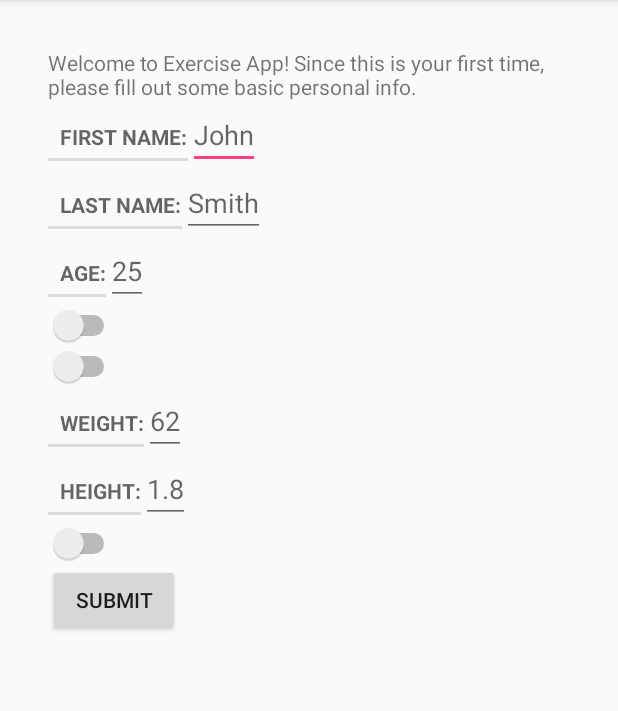
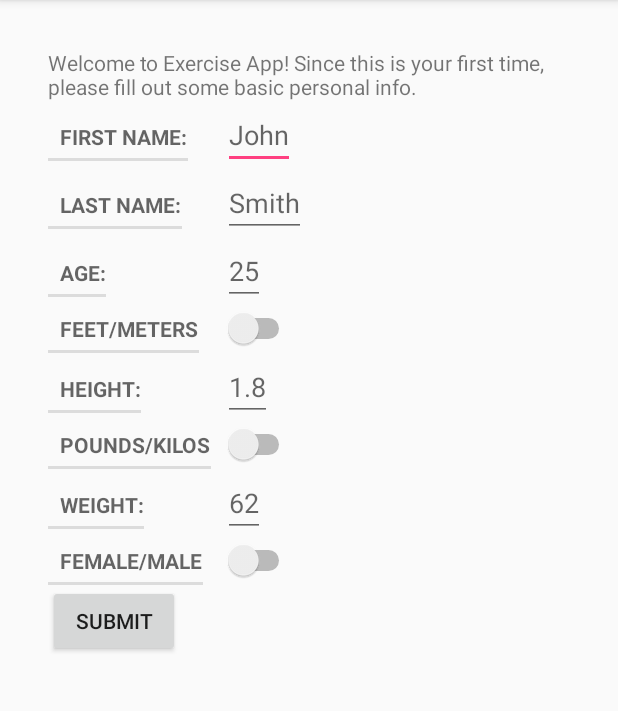
Before and after one commit to andersonda/group7project, an Android app: the screen it shows after launch (RegistrationActivity), on a phone screen of 412 x 824 dp, the part 84-795 px from its top. Run offline under Robolectric (Android 15) with nearby library versions, the phone set to English and light mode, and no system bars.

Commit message:
cleaned up registration form with GridLayout

```diff
--- a/app/src/main/res/layout/fragment_register.xml
+++ b/app/src/main/res/layout/fragment_register.xml
@@ -9,120 +9,133 @@
         android:layout_width="match_parent"
         android:layout_height="wrap_content"
         android:text="@string/register_welcome"/>
-    <LinearLayout
-        android:layout_width="wrap_content"
-        android:layout_height="wrap_content"
-        android:orientation="horizontal">
+    <GridLayout
+        android:layout_width="match_parent"
+        android:layout_height="wrap_content">
+        <TextView
+            style="?android:listSeparatorTextViewStyle"
+            android:layout_width="wrap_content"
+            android:layout_height="wrap_content"
+            android:text="@string/register_fname"
+            android:layout_row="0"
+            android:layout_column="0"/>
+        <EditText
+            android:id="@+id/register_fname"
+            android:layout_width="wrap_content"
+            android:layout_height="wrap_content"
+            android:hint="@string/fname_hint"
+            android:layout_row="0"
+            android:layout_column="1"
+            android:layout_marginStart="8dp"/>
 
         <TextView
             style="?android:listSeparatorTextViewStyle"
             android:layout_width="wrap_content"
             android:layout_height="wrap_content"
-            android:text="@string/register_fname"/>
+            android:text="@string/register_lname"
+            android:layout_row="1"
+            android:layout_column="0"/>
         <EditText
-            android:id="@+id/register_fname"
+            android:id="@+id/register_lname"
             android:layout_width="wrap_content"
             android:layout_height="wrap_content"
-            android:hint="@string/fname_hint"/>
-    </LinearLayout>
-
-    <LinearLayout
-        android:layout_width="wrap_content"
-        android:layout_height="wrap_content"
-        android:orientation="horizontal">
-
+            android:hint="@string/lname_hint"
+            android:layout_row="1"
+            android:layout_column="1"
+            android:layout_marginStart="8dp"/>
         <TextView
             style="?android:listSeparatorTextViewStyle"
             android:layout_width="wrap_content"
             android:layout_height="wrap_content"
-            android:text="@string/register_lname"/>
+            android:text="@string/register_age"
+            android:layout_row="2"
+            android:layout_column="0"/>
         <EditText
-            android:id="@+id/register_lname"
+            android:id="@+id/register_age"
             android:layout_width="wrap_content"
             android:layout_height="wrap_content"
-            android:hint="@string/lname_hint"/>
-    </LinearLayout>
-
-    <LinearLayout
-        android:layout_width="wrap_content"
-        android:layout_height="wrap_content"
-        android:orientation="horizontal">
-
+            android:hint="@string/age_hint"
+            android:layout_row="2"
+            android:layout_column="1"
+            android:layout_marginStart="8dp"/>
         <TextView
             style="?android:listSeparatorTextViewStyle"
             android:layout_width="wrap_content"
             android:layout_height="wrap_content"
-            android:text="@string/register_age"/>
-        <EditText
-            android:id="@+id/register_age"
-            android:layout_width="wrap_content"
-            android:layout_height="wrap_content"
-            android:hint="@string/age_hint"/>
-
-    </LinearLayout>
-
-    <LinearLayout
-        android:layout_width="wrap_content"
-        android:layout_height="wrap_content"
-        android:orientation="vertical">
-
+            android:text="@string/register_feet_meters"
+            android:layout_row="3"
+            android:layout_column="0"/>
         <Switch
             android:id="@+id/register_height_switch"
             android:layout_width="wrap_content"
-            android:layout_height="wrap_content" />
-
-        <Switch
-            android:id="@+id/register_weight_switch"
-            android:layout_width="wrap_content"
-            android:layout_height="wrap_content" />
-    </LinearLayout>
-
-    <LinearLayout
-        android:layout_width="wrap_content"
-        android:layout_height="wrap_content">
-
+            android:layout_height="wrap_content"
+            android:layout_row="3"
+            android:layout_column="1"
+            android:layout_marginStart="8dp"/>
         <TextView
             style="?android:listSeparatorTextViewStyle"
             android:layout_width="wrap_content"
             android:layout_height="wrap_content"
-            android:text="@string/register_weight"/>
+            android:text="@string/register_height"
+            android:layout_row="4"
+            android:layout_column="0"/>
+        <EditText
+            android:id="@+id/register_height"
+            android:layout_width="wrap_content"
+            android:layout_height="wrap_content"
+            android:hint="@string/height_hint"
+            android:layout_row="4"
+            android:layout_column="1"
+            android:layout_marginStart="8dp"/>
+        <TextView
+            style="?android:listSeparatorTextViewStyle"
+            android:layout_width="wrap_content"
+            android:layout_height="wrap_content"
+            android:text="@string/register_pounds_kilo"
+            android:layout_row="5"
+            android:layout_column="0"/>
+        <Switch
+            android:id="@+id/register_weight_switch"
+            android:layout_width="wrap_content"
+            android:layout_height="wrap_content"
+            android:layout_row="5"
+            android:layout_column="1"
+            android:layout_marginStart="8dp"/>
+        <TextView
+            style="?android:listSeparatorTextViewStyle"
+            android:layout_width="wrap_content"
+            android:layout_height="wrap_content"
+            android:text="@string/register_weight"
+            android:layout_row="6"
+            android:layout_column="0"/>
         <EditText
             android:id="@+id/register_weight"
             android:layout_width="wrap_content"
             android:layout_height="wrap_content"
-            android:hint="@string/weight_hint"/>
-    </LinearLayout>
-
-    <LinearLayout
-        android:layout_width="wrap_content"
-        android:layout_height="wrap_content">
-
+            android:hint="@string/weight_hint"
+            android:layout_row="6"
+            android:layout_column="1"
+            android:layout_marginStart="8dp"/>
         <TextView
             style="?android:listSeparatorTextViewStyle"
             android:layout_width="wrap_content"
             android:layout_height="wrap_content"
-            android:text="@string/register_height"/>
-        <EditText
-            android:id="@+id/register_height"
-            android:layout_width="wrap_content"
-            android:layout_height="wrap_content"
-            android:hint="@string/height_hint"/>
-    </LinearLayout>
-
-    <LinearLayout
-        android:layout_width="wrap_content"
-        android:layout_height="wrap_content"
-        android:orientation="vertical">
-
+            android:text="@string/register_male_female"
+            android:layout_row="7"
+            android:layout_column="0"/>
         <Switch
             android:id="@+id/register_sex_switch"
             android:layout_width="wrap_content"
-            android:layout_height="wrap_content" />
+            android:layout_height="wrap_content"
+            android:layout_row="7"
+            android:layout_column="1"
+            android:layout_marginStart="8dp"/>
         <Button
             android:id="@+id/register_submit"
             android:layout_width="wrap_content"
             android:layout_height="wrap_content"
-            android:text="@string/submit_button"/>
-
-    </LinearLayout>
+            android:text="@string/submit_button"
+            android:layout_row="8"
+            android:layout_column="0"/>
+    </GridLayout>
 </LinearLayout>
--- a/app/src/main/res/values/strings.xml
+++ b/app/src/main/res/values/strings.xml
@@ -8,15 +8,12 @@
     <string name="lname_hint">Smith</string>
     <string name="register_age">Age:</string>
     <string name="age_hint">25</string>
-    <string name="register_feet">Feet</string>
-    <string name="register_pounds">Pounds</string>
-    <string name="register_meters">Meters</string>
-    <string name="register_kilo">Kilograms</string>
-    <string name="register_weight">Weight:</string>
+    <string name="register_feet_meters">Feet/Meters</string>
+    <string name="register_pounds_kilo">Pounds/Kilos</string>
     <string name="weight_hint">62</string>
     <string name="register_height">Height:</string>
+    <string name="register_weight">Weight:</string>
     <string name="height_hint">1.8</string>
-    <string name="register_male">Male</string>
-    <string name="register_female">Female</string>
     <string name="submit_button">Submit</string>
+    <string name="register_male_female">Female/Male</string>
 </resources>
```
